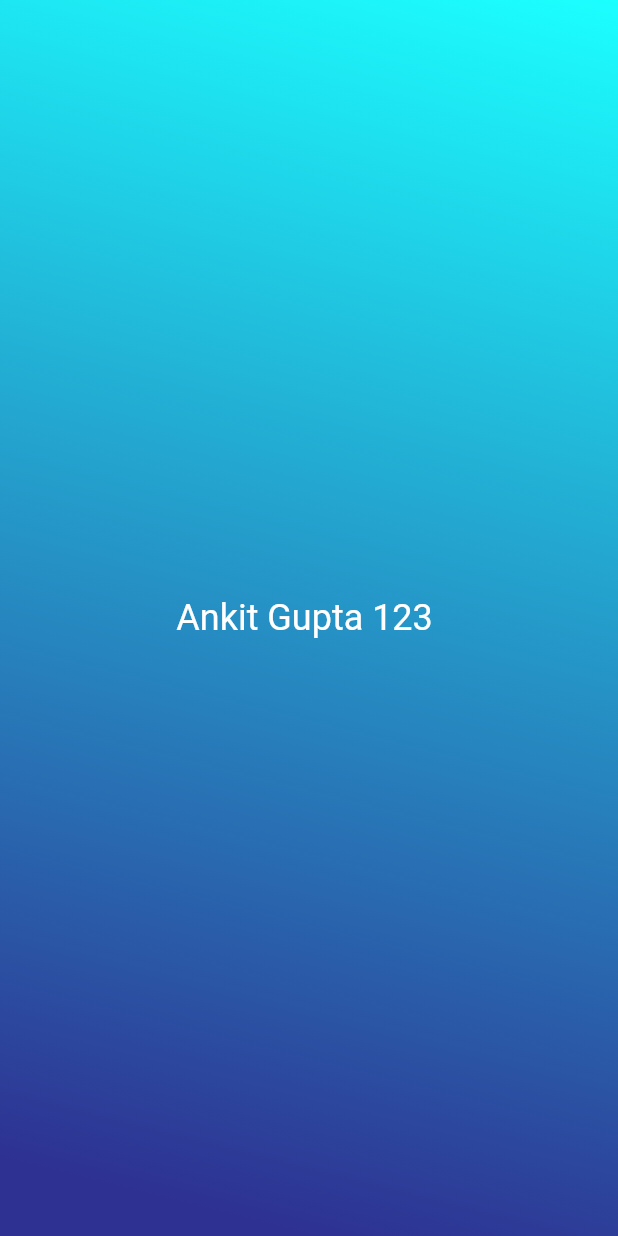
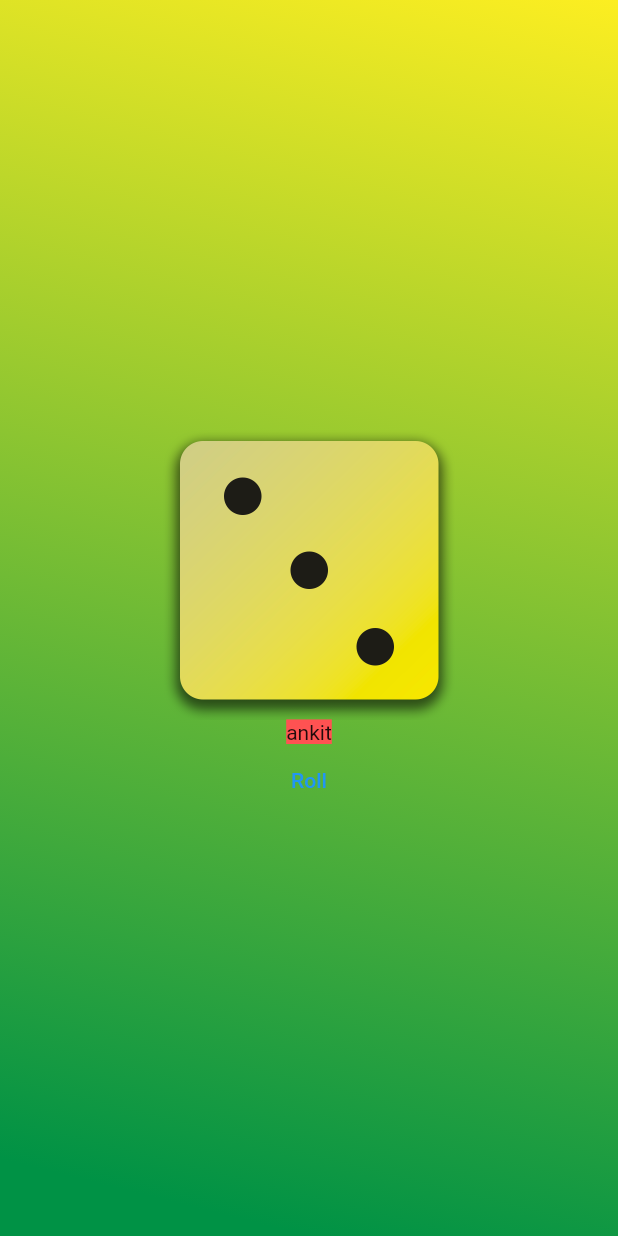
Before and after one commit to silverag2002/dice-roll-flutter, a Flutter app: the screen it shows after launch, on a phone screen of 412 x 824 dp. Run offline on Flutter 3.47's test engine with Material 2 defaults, Android fonts, the phone set to English and light mode, and no system bars.

Commit message:
learned to add image and button

```diff
--- a/lib/gradient_container.dart
+++ b/lib/gradient_container.dart
@@ -2,19 +2,28 @@ import 'package:flutter/material.dart';
 
 class GradientContainer extends StatelessWidget {
   const GradientContainer({key}) : super(key: key);
+
+  void onPress() {}
   @override
   Widget build(context) {
     return (Container(
       decoration: const BoxDecoration(
         gradient: LinearGradient(
-            colors: [Color(0xFF2E3192), Color(0xFF1BFFFF)],
+            colors: [Color(0xFF009245), Color(0xFFFCEE21)],
             begin: Alignment.bottomCenter,
             end: Alignment.topRight),
       ),
-      child: const Center(
-        child: Text("Ankit Gupta 123 ",
-            style: TextStyle(color: Colors.white, fontSize: 24)),
-      ),
+      child: Center(
+          child: Column(
+        mainAxisSize: MainAxisSize.min,
+        children: [
+          Image.asset('assets/images/dice-3.png', width: 200),
+          const SizedBox(
+              child: Text("ankit",
+                  style: TextStyle(backgroundColor: Colors.redAccent))),
+          TextButton(onPressed: onPress, child: const Text("Roll"))
+        ],
+      )),
     ));
   }
 }
```
Also changed, not shown: assets/images/dice-1.png (renamed from assets/images/dice-images/dice-1.png), assets/images/dice-2.png (renamed from assets/images/dice-images/dice-2.png), assets/images/dice-3.png (renamed from assets/images/dice-images/dice-3.png), assets/images/dice-4.png (renamed from assets/images/dice-images/dice-4.png), assets/images/dice-5.png (renamed from assets/images/dice-images/dice-5.png), assets/images/dice-6.png (renamed from assets/images/dice-images/dice-6.png).
